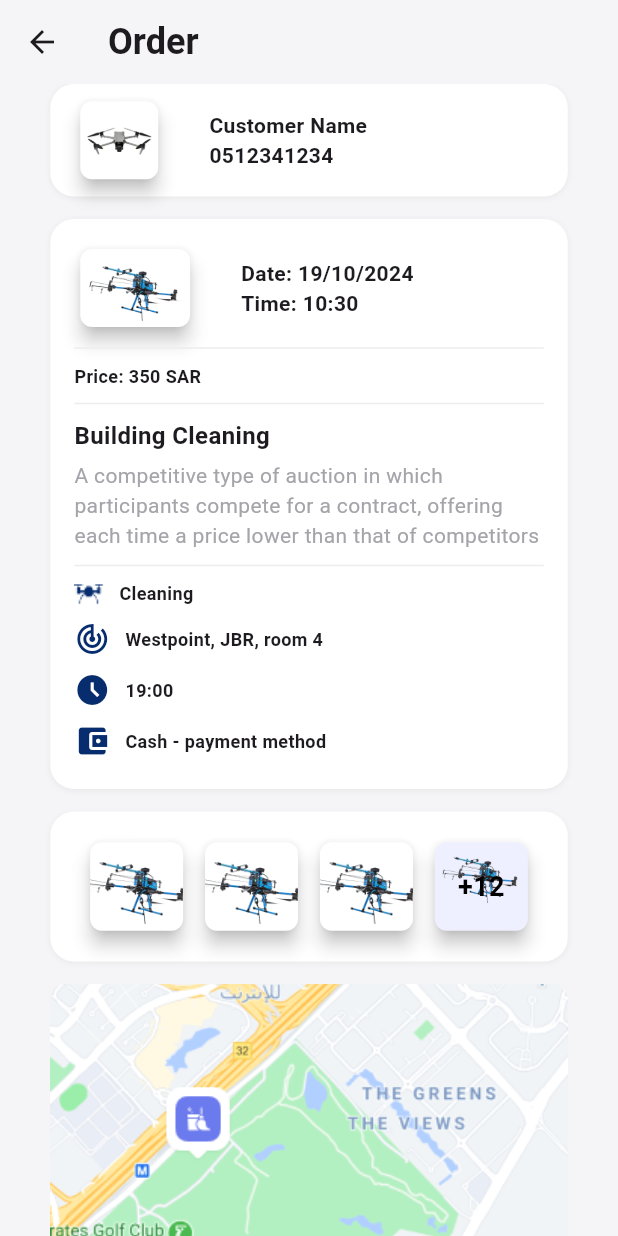
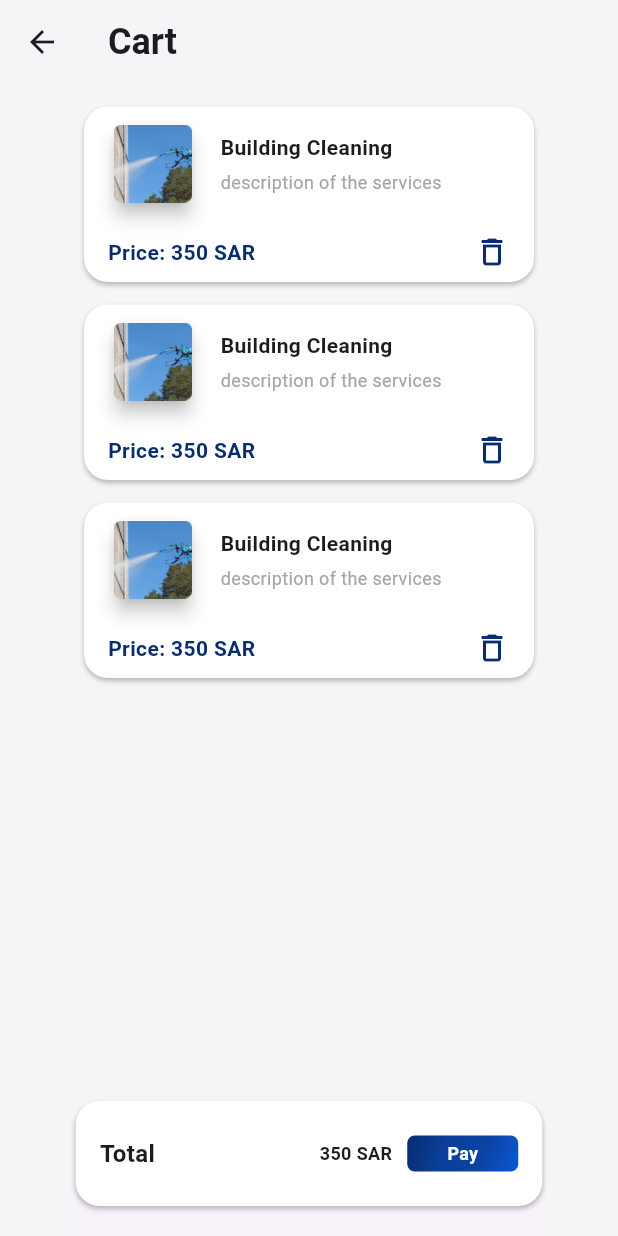
Before and after one commit to Abdulaziz-Alamri/Dronify_app, a Flutter app: the screen it shows after launch, on a phone screen of 412 x 824 dp. Run offline on Flutter 3.47's test engine with Material 3 defaults, Android fonts, the phone set to English and light mode, and no system bars.

Commit message:
Completed CartScreen

```diff
--- /dev/null
+++ b/apps/dronify/lib/Cart/cart_item_card.dart
@@ -0,0 +1,88 @@
+import 'package:flutter/material.dart';
+
+class CartItemCard extends StatelessWidget {
+  const CartItemCard({super.key});
+
+  @override
+  Widget build(BuildContext context) {
+    return Center(
+      child: Container(
+        padding: EdgeInsets.symmetric(horizontal: 16, vertical: 8),
+        height: 117,
+        width: 300,
+        decoration: BoxDecoration(
+          color: Colors.white,
+          borderRadius: BorderRadius.circular(16),
+          boxShadow: [
+            BoxShadow(
+              color: Colors.black.withOpacity(0.25),
+              blurRadius: 2,
+              offset: const Offset(0, 2),
+            ),
+          ],
+        ),
+        child: Column(
+          mainAxisAlignment: MainAxisAlignment.spaceBetween,
+          children: [
+            Row(
+              children: [
+                SizedBox(
+                  height: 60,
+                  width: 60,
+                  child: Card(
+                    shape: RoundedRectangleBorder(
+                      borderRadius: BorderRadius.circular(8),
+                    ),
+                    elevation: 5,
+                    shadowColor: Colors.black,
+                    color: Colors.white,
+                    child: Image.asset(
+                      'assets/clean.png',
+                      fit: BoxFit.fill,
+                    ),
+                  ),
+                ),
+                SizedBox(
+                  width: 15,
+                ),
+                Column(
+                  crossAxisAlignment: CrossAxisAlignment.start,
+                  children: [
+                    Text(
+                      'Building Cleaning',
+                      style:
+                          TextStyle(fontSize: 14, fontWeight: FontWeight.bold),
+                    ),
+                    SizedBox(
+                      height: 5,
+                    ),
+                    Text(
+                      'description of the services',
+                      style: TextStyle(fontSize: 12, color: Color(0xffA4A4AA)),
+                    )
+                  ],
+                ),
+              ],
+            ),
+            Row(
+              mainAxisAlignment: MainAxisAlignment.spaceBetween,
+              children: [
+                Text(
+                  'Price: 350 SAR',
+                  style: TextStyle(
+                      fontSize: 14,
+                      fontWeight: FontWeight.bold,
+                      color: Color(0xff072D6F)),
+                ),
+                Icon(
+                  Icons.delete_outline,
+                  color: Color(0xff072D6F),
+                )
+              ],
+            ),
+          ],
+        ),
+      ),
+    );
+  }
+}
--- /dev/null
+++ b/apps/dronify/lib/Cart/cart_screen.dart
@@ -0,0 +1,118 @@
+import 'package:dronify/Cart/cart_item_card.dart';
+import 'package:flutter/material.dart';
+
+class CartScreen extends StatelessWidget {
+  const CartScreen({super.key});
+
+  @override
+  Widget build(BuildContext context) {
+    return Scaffold(
+      backgroundColor: Color(0xffF5F5F7),
+      appBar: AppBar(
+        backgroundColor: Color(0xffF5F5F7),
+        leading: BackButton(
+          onPressed: () {
+            Navigator.pop(context);
+          },
+        ),
+        title: Text(
+          'Cart',
+          style: TextStyle(fontSize: 24, fontWeight: FontWeight.bold),
+        ),
+      ),
+      body: SingleChildScrollView(
+        child: Column(
+          children: [
+            SizedBox(
+              height: 15,
+            ),
+            ...List.generate(3, (index) {
+              return Column(
+                children: [
+                  CartItemCard(),
+                  SizedBox(
+                    height: 15,
+                  )
+                ],
+              );
+            })
+          ],
+        ),
+      ),
+      bottomSheet: Padding(
+        padding: EdgeInsets.only(bottom: 20),
+        child: Container(
+          padding: EdgeInsets.symmetric(horizontal: 16, vertical: 8),
+          height: 70,
+          width: 311,
+          decoration: BoxDecoration(
+            color: Colors.white,
+            borderRadius: BorderRadius.circular(16),
+            boxShadow: [
+              BoxShadow(
+                color: Colors.black.withOpacity(0.25),
+                blurRadius: 2,
+                offset: const Offset(0, 2),
+              ),
+            ],
+          ),
+          child: Row(
+            mainAxisAlignment: MainAxisAlignment.spaceBetween,
+            children: [
+              Text(
+                'Total',
+                style: TextStyle(fontSize: 16, fontWeight: FontWeight.bold),
+              ),
+              Row(
+                children: [
+                  Text(
+                    '350 SAR',
+                    style: TextStyle(fontSize: 12, fontWeight: FontWeight.bold),
+                  ),
+                  SizedBox(
+                    width: 10,
+                  ),
+                  Container(
+                    height: 24,
+                    width: 74,
+                    decoration: BoxDecoration(
+                      borderRadius: BorderRadius.circular(5),
+                      gradient: const LinearGradient(
+                        colors: [
+                          Color(0xFF072D6F),
+                          Color(0xFF0A3F9A),
+                          Color(0xFF0A43A4),
+                          Color(0xFF0D56D5),
+                        ],
+                        begin: Alignment.topLeft,
+                        end: Alignment.bottomRight,
+                      ),
+                    ),
+                    child: ElevatedButton(
+                      onPressed: () {},
+                      style: ElevatedButton.styleFrom(
+                        backgroundColor: Colors.transparent,
+                        shadowColor: Colors.transparent,
+                        shape: RoundedRectangleBorder(
+                          borderRadius: BorderRadius.circular(20),
+                        ),
+                      ),
+                      child: const Text(
+                        'Pay',
+                        style: TextStyle(
+                          fontSize: 12,
+                          fontWeight: FontWeight.bold,
+                          color: Colors.white,
+                        ),
+                      ),
+                    ),
+                  ),
+                ],
+              )
+            ],
+          ),
+        ),
+      ),
+    );
+  }
+}
--- a/apps/dronify/lib/main.dart
+++ b/apps/dronify/lib/main.dart
@@ -1,4 +1,5 @@
 import 'package:dronify/Auth/sginin.dart';
+import 'package:dronify/Cart/cart_screen.dart';
 import 'package:dronify/Home/home_screen.dart';
 import 'package:dronify/Order/order_screen.dart';
 import 'package:flutter/material.dart';
@@ -12,6 +13,6 @@ class MainApp extends StatelessWidget {
 
   @override
   Widget build(BuildContext context) {
-    return MaterialApp(debugShowCheckedModeBanner: false, home: OrderScreen());
+    return MaterialApp(debugShowCheckedModeBanner: false, home: CartScreen());
   }
 }
```
